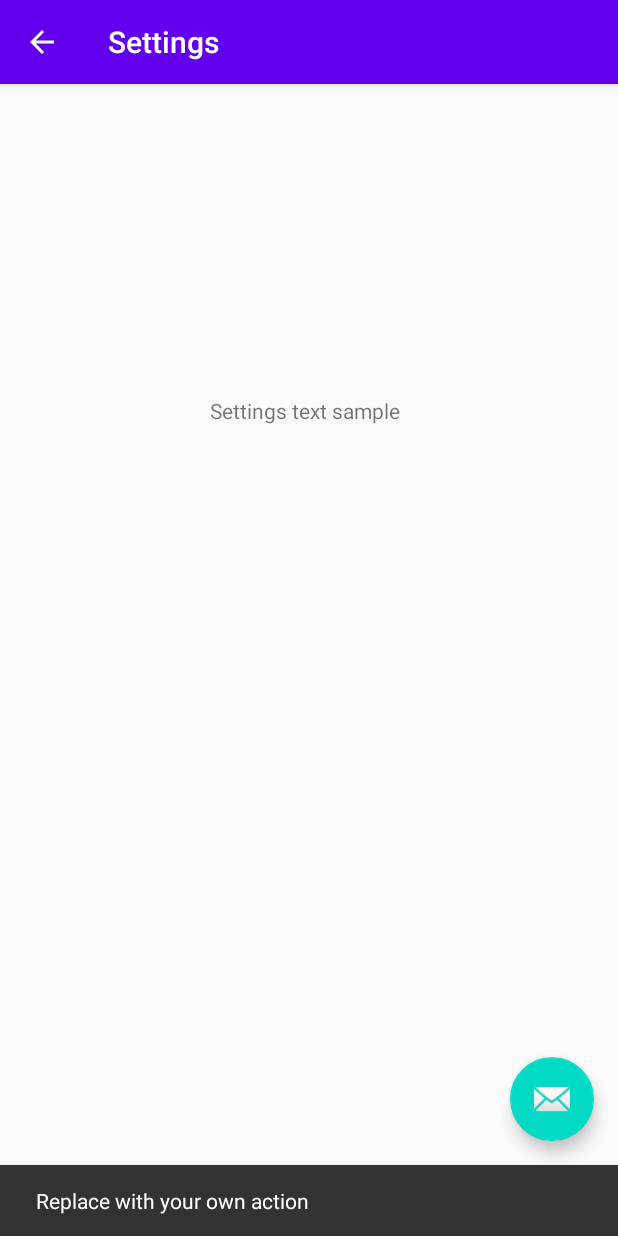
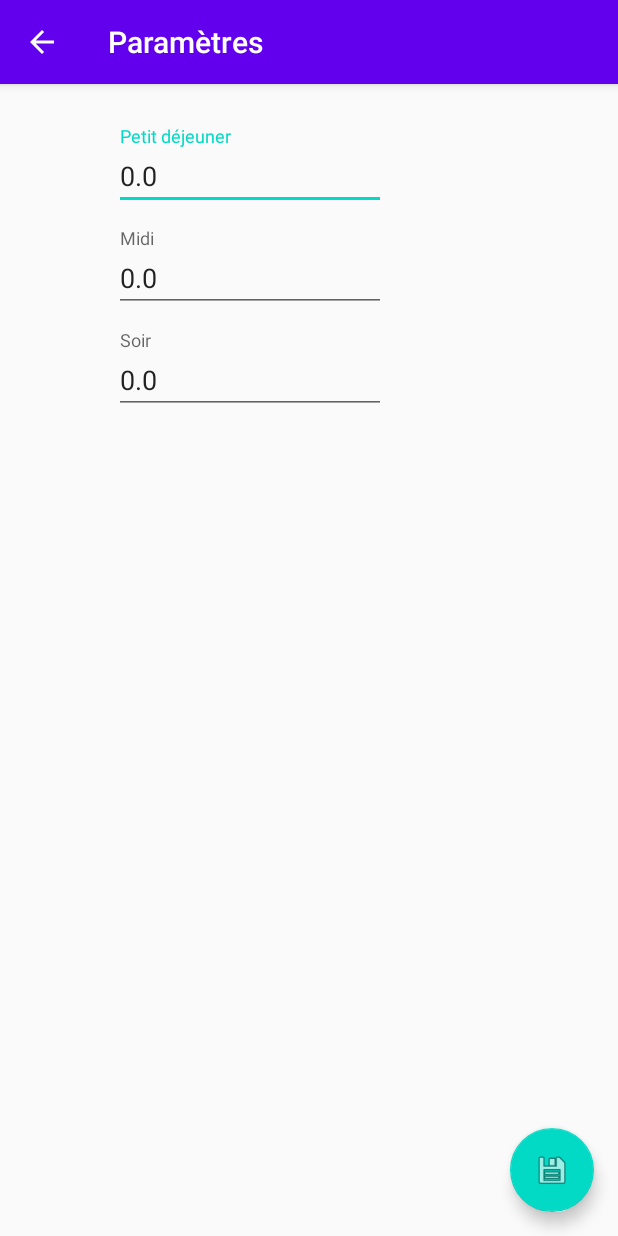
Before and after one commit to GoX1337/DT1-Helper, an Android app: the SettingsActivity screen opened directly, with no data from a screen before it, after a tap on an icon or button, on a phone screen of 412 x 824 dp. Run offline under Robolectric (Android 15) with nearby library versions, the phone set to English and light mode, and no system bars; 1 statement that could not run was skipped.

Commit message:
Save settings

```diff
--- a/app/src/main/java/com/gox/dt1helper/MainActivity.java
+++ b/app/src/main/java/com/gox/dt1helper/MainActivity.java
@@ -3,22 +3,19 @@ package com.gox.dt1helper;
 import android.app.Activity;
 import android.content.Context;
 import android.content.Intent;
+import android.content.SharedPreferences;
 import android.os.Bundle;
-
-import com.google.android.material.floatingactionbutton.FloatingActionButton;
-import com.google.android.material.snackbar.Snackbar;
-import com.google.android.material.tabs.TabLayout;
-
-import androidx.appcompat.widget.Toolbar;
-import androidx.viewpager.widget.ViewPager;
-import androidx.appcompat.app.AppCompatActivity;
-
-import android.util.Log;
 import android.view.Menu;
 import android.view.MenuItem;
 import android.view.View;
 import android.widget.Toast;
 
+import androidx.appcompat.app.AppCompatActivity;
+import androidx.appcompat.widget.Toolbar;
+import androidx.viewpager.widget.ViewPager;
+
+import com.google.android.material.floatingactionbutton.FloatingActionButton;
+import com.google.android.material.tabs.TabLayout;
 import com.google.zxing.integration.android.IntentIntegrator;
 import com.google.zxing.integration.android.IntentResult;
 import com.gox.dt1helper.settings.SettingsActivity;
@@ -80,6 +77,10 @@ public class MainActivity extends AppCompatActivity {
                 .connectionSpecs(Collections.singletonList(spec))
                 .build();
 
+        SharedPreferences prefs = getSharedPreferences(SettingsActivity.PREFS_KEY, Context.MODE_PRIVATE);
+        if(prefs == null) {
+            SettingsActivity.saveSettingsPreferences(this, "0", "0", "0");
+        }
     }
 
     @Override
--- a/app/src/main/java/com/gox/dt1helper/settings/SettingsActivity.java
+++ b/app/src/main/java/com/gox/dt1helper/settings/SettingsActivity.java
@@ -1,8 +1,13 @@
 package com.gox.dt1helper.settings;
 
+import android.app.Activity;
+import android.content.Context;
+import android.content.SharedPreferences;
 import android.os.Bundle;
 import android.view.MenuItem;
 import android.view.View;
+import android.widget.EditText;
+import android.widget.Toast;
 
 import androidx.appcompat.app.AppCompatActivity;
 import androidx.appcompat.widget.Toolbar;
@@ -10,37 +15,76 @@ import androidx.core.app.NavUtils;
 
 import com.google.android.material.floatingactionbutton.FloatingActionButton;
 import com.google.android.material.snackbar.Snackbar;
+import com.google.android.material.textfield.TextInputLayout;
 import com.gox.dt1helper.R;
 
 public class SettingsActivity extends AppCompatActivity {
 
+    public Context context;
+    public TextInputLayout et1;
+    public TextInputLayout et2;
+    public TextInputLayout et3;
+    public static final String PREFS_KEY = "dt1.settings";
+    private static final String BREAKFAST = "breakfast";
+    private static final String LUNCH = "lunch";
+    private static final String DINNER = "dinner";
+
     @Override
     protected void onCreate(Bundle savedInstanceState) {
         super.onCreate(savedInstanceState);
+        context = this;
         setContentView(R.layout.activity_settings);
-        setTitle("Settings");
+        setTitle("Paramètres");
         Toolbar toolbar = findViewById(R.id.toolbar);
         setSupportActionBar(toolbar);
         getSupportActionBar().setDisplayHomeAsUpEnabled(true);
+
+        et1 = findViewById(R.id.textField1);
+        et2 = findViewById(R.id.textField2);
+        et3 = findViewById(R.id.textField3);
+        loadSettingsFromPrefs();
 
         FloatingActionButton fab = findViewById(R.id.fab);
         fab.setOnClickListener(new View.OnClickListener() {
             @Override
             public void onClick(View view) {
-                Snackbar.make(view, "Replace with your own action", Snackbar.LENGTH_LONG)
-                        .setAction("Action", null).show();
+                saveSettingsPreferences((Activity)context, et1.getEditText().getText().toString(), et2.getEditText().getText().toString(), et3.getEditText().getText().toString());
+                NavUtils.navigateUpFromSameTask((Activity)context);
+                Toast.makeText(context, "Paramètres enregistrés !", Toast.LENGTH_SHORT).show();
             }
         });
+    }
+
+    private void loadSettingsFromPrefs() {
+        SharedPreferences prefs = getSharedPreferences(PREFS_KEY, Context.MODE_PRIVATE);
+        if(prefs != null){
+            float f1 = prefs.getFloat(BREAKFAST, 0f);
+            float f2 = prefs.getFloat(LUNCH, 0f);
+            float f3 = prefs.getFloat(DINNER, 0f);
+            et1.getEditText().setText(String.valueOf(f1));
+            et2.getEditText().setText(String.valueOf(f2));
+            et3.getEditText().setText(String.valueOf(f3));
+        }
     }
 
     @Override
     public boolean onOptionsItemSelected(MenuItem item) {
         switch (item.getItemId()) {
             case android.R.id.home:
+                saveSettingsPreferences(this, et1.getEditText().getText().toString(), et2.getEditText().getText().toString(), et3.getEditText().getText().toString());
                 NavUtils.navigateUpFromSameTask(this);
+                Toast.makeText(context, "Paramètres enregistrés !", Toast.LENGTH_SHORT).show();
                 return true;
             default:
                 return super.onOptionsItemSelected(item);
         }
     }
+
+    public static void saveSettingsPreferences(Activity activity, String beakfast, String lunch, String dinner){
+        SharedPreferences.Editor editor = activity.getSharedPreferences(PREFS_KEY, Context.MODE_PRIVATE).edit();
+        editor.putFloat(BREAKFAST, Float.valueOf(beakfast));
+        editor.putFloat(LUNCH, Float.valueOf(lunch));
+        editor.putFloat(DINNER, Float.valueOf(dinner));
+        editor.apply();
+    }
 }
--- a/app/src/main/res/layout/activity_settings.xml
+++ b/app/src/main/res/layout/activity_settings.xml
@@ -28,6 +28,6 @@
         android:layout_height="wrap_content"
         android:layout_gravity="bottom|end"
         android:layout_margin="@dimen/fab_margin"
-        app:srcCompat="@android:drawable/ic_dialog_email" />
+        app:srcCompat="@android:drawable/ic_menu_save" />
 
 </androidx.coordinatorlayout.widget.CoordinatorLayout>
--- a/app/src/main/res/layout/content_settings.xml
+++ b/app/src/main/res/layout/content_settings.xml
@@ -6,14 +6,56 @@
     android:layout_height="match_parent"
     app:layout_behavior="@string/appbar_scrolling_view_behavior">
 
-    <TextView
-        android:id="@+id/textView"
-        android:layout_width="wrap_content"
-        android:layout_height="wrap_content"
-        android:layout_marginStart="140dp"
-        android:layout_marginLeft="140dp"
-        android:layout_marginTop="208dp"
-        android:text="Settings text sample"
+    <com.google.android.material.textfield.TextInputLayout
+        android:id="@+id/textField1"
+        android:layout_width="181dp"
+        android:layout_height="62dp"
+        android:layout_marginStart="76dp"
+        android:layout_marginTop="28dp"
+        android:hint="Petit déjeuner"
         app:layout_constraintStart_toStartOf="parent"
-        app:layout_constraintTop_toTopOf="parent" />
+        app:layout_constraintTop_toTopOf="parent">
+
+        <com.google.android.material.textfield.TextInputEditText
+            android:inputType="numberDecimal"
+            android:layout_width="match_parent"
+            android:layout_height="wrap_content" />
+
+    </com.google.android.material.textfield.TextInputLayout>
+
+    <com.google.android.material.textfield.TextInputLayout
+        android:id="@+id/textField2"
+        android:layout_width="181dp"
+        android:layout_height="62dp"
+        android:layout_marginStart="76dp"
+        android:layout_marginTop="96dp"
+        android:hint="Midi"
+        app:layout_constraintStart_toStartOf="parent"
+        app:layout_constraintTop_toTopOf="parent">
+
+        <com.google.android.material.textfield.TextInputEditText
+            android:layout_width="match_parent"
+            android:layout_height="wrap_content"
+            android:inputType="numberDecimal" />
+
+    </com.google.android.material.textfield.TextInputLayout>
+
+    <com.google.android.material.textfield.TextInputLayout
+        android:id="@+id/textField3"
+        android:layout_width="181dp"
+        android:layout_height="62dp"
+        android:layout_marginStart="76dp"
+        android:layout_marginTop="164dp"
+        android:hint="Soir"
+        app:layout_constraintStart_toStartOf="parent"
+        app:layout_constraintTop_toTopOf="parent">
+
+        <com.google.android.material.textfield.TextInputEditText
+            android:layout_width="match_parent"
+            android:layout_height="wrap_content"
+            android:inputType="numberDecimal" />
+
+    </com.google.android.material.textfield.TextInputLayout>
+
+
 </androidx.constraintlayout.widget.ConstraintLayout>
--- a/app/src/main/res/values/strings.xml
+++ b/app/src/main/res/values/strings.xml
@@ -1,8 +1,8 @@
 <resources>
     <string name="app_name">DT1-Helper</string>
-    <string name="tab_text_1">Products</string>
-    <string name="tab_text_2">Meal</string>
-    <string name="settings">Settings</string>
+    <string name="tab_text_1">Produits</string>
+    <string name="tab_text_2">Repas</string>
+    <string name="settings">Paramètres</string>
     <string name="title_activity_settings">SettingsActivity</string>
     <!-- Strings used for fragments for navigation -->
     <string name="first_fragment_label">First Fragment</string>
```
